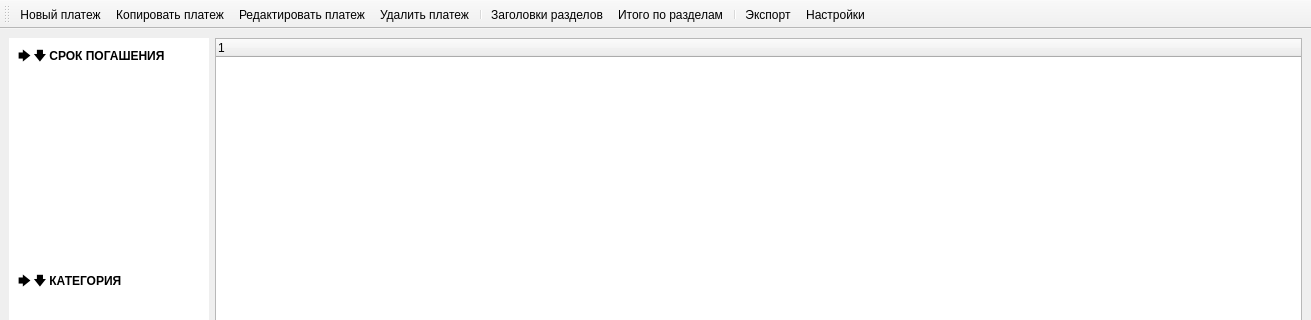
The window that designer/ui/mainwindow.ui (Aleee/FinanceCalender) describes before a commit, drawn with Qt 5; both pictures show x 0 to 1311 and y 0 to 320 of the 1311 by 750 pixel window.
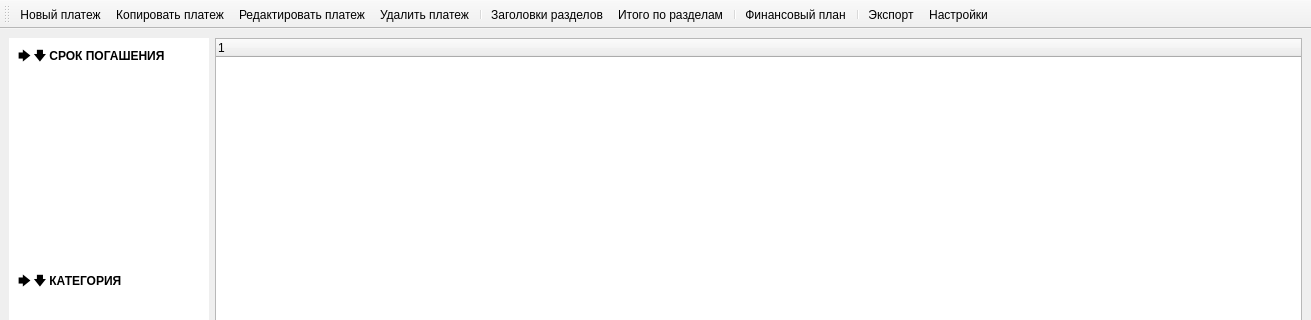
The same window after the commit. Icons and pictures are not drawn. Custom widgets are drawn as their Qt base class.

Diff of the .ui file:
```diff
--- a/designer/ui/mainwindow.ui
+++ b/designer/ui/mainwindow.ui
@@ -767,6 +767,8 @@
    <addaction name="act_toggleheaders"/>
    <addaction name="act_togglefooters"/>
    <addaction name="separator"/>
+   <addaction name="act_finplan"/>
+   <addaction name="separator"/>
    <addaction name="act_export"/>
    <addaction name="act_settings"/>
   </widget>
@@ -881,6 +883,18 @@
     <enum>QAction::MenuRole::NoRole</enum>
    </property>
   </action>
+  <action name="act_finplan">
+   <property name="icon">
+    <iconset resource="../../resources.qrc">
+     <normaloff>:/icon-toolbar/designer/icons/financing.svg</normaloff>:/icon-toolbar/designer/icons/financing.svg</iconset>
+   </property>
+   <property name="text">
+    <string>Финансовый план</string>
+   </property>
+   <property name="menuRole">
+    <enum>QAction::MenuRole::NoRole</enum>
+   </property>
+  </action>
  </widget>
  <customwidgets>
   <customwidget>
```
